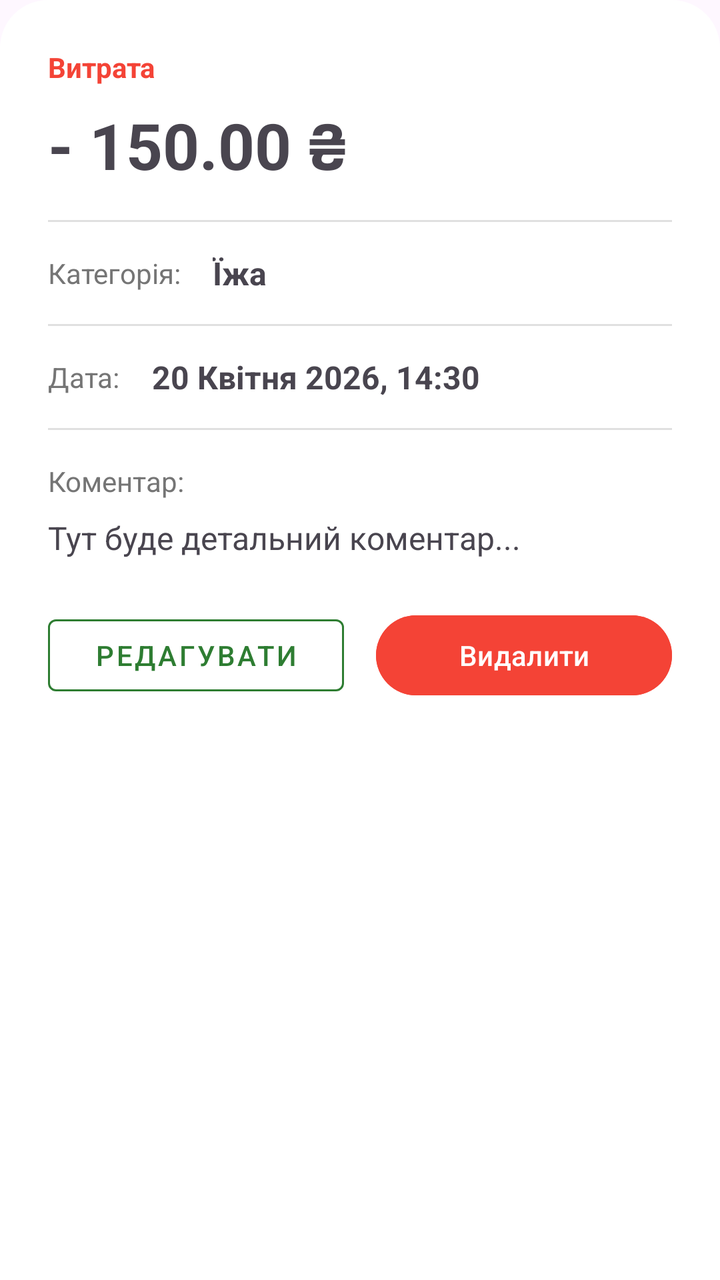
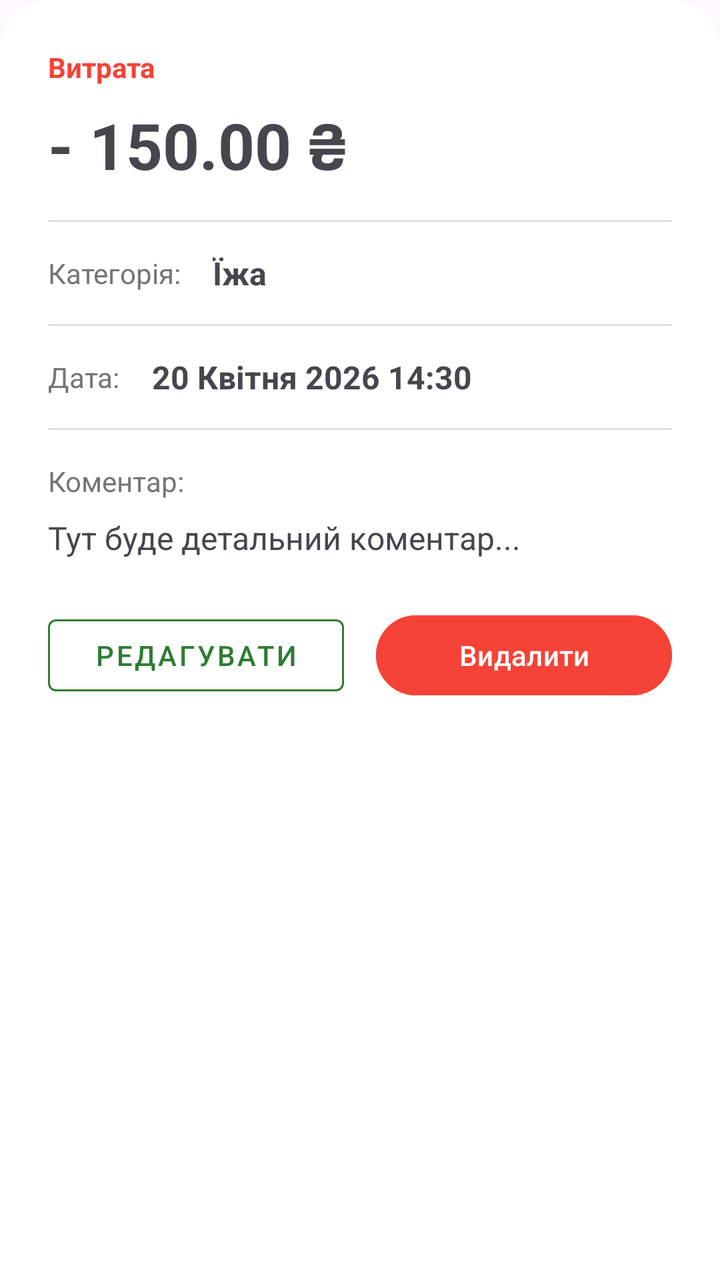

Before-and-after screenshots of an Android layout around one commit, followed by the original layout XML and the change that was made.
<!-- AndroidManifest.xml: application theme Theme.MyFinance -->
<!-- res/layout/bottom_sheet_transaction.xml -->
<?xml version="1.0" encoding="utf-8"?>
<androidx.constraintlayout.widget.ConstraintLayout xmlns:android="http://schemas.android.com/apk/res/android"
    xmlns:app="http://schemas.android.com/apk/res-auto"
    android:layout_width="match_parent"
    android:layout_height="wrap_content"
    android:background="@drawable/rounded_bottom_sheet"
    android:padding="24dp">

    <TextView
        android:id="@+id/bsType"
        android:layout_width="wrap_content"
        android:layout_height="wrap_content"
        android:text="Витрата"
        android:textColor="#F44336"
        android:textSize="14sp"
        android:textStyle="bold"
        app:layout_constraintStart_toStartOf="parent"
        app:layout_constraintTop_toTopOf="parent" />

    <TextView
        android:id="@+id/bsAmount"
        android:layout_width="wrap_content"
        android:layout_height="wrap_content"
        android:layout_marginTop="8dp"
        android:text="- 150.00 ₴"
        android:textSize="32sp"
        android:textStyle="bold"
        app:layout_constraintStart_toStartOf="parent"
        app:layout_constraintTop_toBottomOf="@id/bsType" />

    <View
        android:id="@+id/divider1"
        android:layout_width="match_parent"
        android:layout_height="1dp"
        android:layout_marginTop="16dp"
        android:background="#E0E0E0"
        app:layout_constraintTop_toBottomOf="@id/bsAmount" />

    <TextView
        android:id="@+id/bsCategoryLabel"
        android:layout_width="wrap_content"
        android:layout_height="wrap_content"
        android:layout_marginTop="16dp"
        android:text="Категорія:"
        android:textColor="#757575"
        android:textSize="14sp"
        app:layout_constraintStart_toStartOf="parent"
        app:layout_constraintTop_toBottomOf="@id/divider1" />

    <TextView
        android:id="@+id/bsCategoryValue"
        android:layout_width="0dp"
        android:layout_height="wrap_content"
        android:layout_marginStart="16dp"
        android:text="Їжа"
        android:textSize="16sp"
        android:textStyle="bold"
        app:layout_constraintBottom_toBottomOf="@id/bsCategoryLabel"
        app:layout_constraintEnd_toEndOf="parent"
        app:layout_constraintStart_toEndOf="@id/bsCategoryLabel"
        app:layout_constraintTop_toTopOf="@id/bsCategoryLabel" />

    <View
        android:id="@+id/divider2"
        android:layout_width="match_parent"
        android:layout_height="1dp"
        android:layout_marginTop="16dp"
        android:background="#E0E0E0"
        app:layout_constraintTop_toBottomOf="@id/bsCategoryLabel" />

    <TextView
        android:id="@+id/bsDateLabel"
        android:layout_width="wrap_content"
        android:layout_height="wrap_content"
        android:layout_marginTop="16dp"
        android:text="Дата:"
        android:textColor="#757575"
        android:textSize="14sp"
        app:layout_constraintStart_toStartOf="parent"
        app:layout_constraintTop_toBottomOf="@id/divider2" />

    <TextView
        android:id="@+id/bsDateValue"
        android:layout_width="0dp"
        android:layout_height="wrap_content"
        android:layout_marginStart="16dp"
        android:text="20 Квітня 2026, 14:30"
        android:textSize="16sp"
        android:textStyle="bold"
        app:layout_constraintBottom_toBottomOf="@id/bsDateLabel"
        app:layout_constraintEnd_toEndOf="parent"
        app:layout_constraintStart_toEndOf="@id/bsDateLabel"
        app:layout_constraintTop_toTopOf="@id/bsDateLabel" />

    <View
        android:id="@+id/divider3"
        android:layout_width="match_parent"
        android:layout_height="1dp"
        android:layout_marginTop="16dp"
        android:background="#E0E0E0"
        app:layout_constraintTop_toBottomOf="@id/bsDateLabel" />

    <TextView
        android:id="@+id/bsCommentLabel"
        android:layout_width="wrap_content"
        android:layout_height="wrap_content"
        android:layout_marginTop="16dp"
        android:text="Коментар:"
        android:textColor="#757575"
        android:textSize="14sp"
        app:layout_constraintStart_toStartOf="parent"
        app:layout_constraintTop_toBottomOf="@id/divider3" />

    <TextView
        android:id="@+id/bsCommentValue"
        android:layout_width="0dp"
        android:layout_height="wrap_content"
        android:layout_marginTop="8dp"
        android:text="Тут буде детальний коментар..."
        android:textSize="16sp"
        app:layout_constraintEnd_toEndOf="parent"
        app:layout_constraintStart_toStartOf="parent"
        app:layout_constraintTop_toBottomOf="@id/bsCommentLabel" />

    
    <LinearLayout
        android:layout_width="match_parent"
        android:layout_height="wrap_content"
        android:layout_marginTop="24dp"
        android:orientation="horizontal"
        app:layout_constraintTop_toBottomOf="@id/bsCommentValue">

        <Button
            android:id="@+id/btnEdit"
            style="@style/Widget.MaterialComponents.Button.OutlinedButton"
            android:layout_width="0dp"
            android:layout_height="wrap_content"
            android:layout_weight="1"
            android:layout_marginEnd="8dp"
            android:text="Редагувати"
            app:strokeColor="@color/primary_green"
            android:textColor="@color/primary_green" />

        <Button
            android:id="@+id/btnDelete"
            android:layout_width="0dp"
            android:layout_height="wrap_content"
            android:layout_weight="1"
            android:layout_marginStart="8dp"
            android:backgroundTint="#F44336"
            android:text="Видалити"
            android:textColor="#FFFFFF" />
    </LinearLayout>

</androidx.constraintlayout.widget.ConstraintLayout>
<!-- resources referenced by this layout -->
<resources>
  <color name="primary_green">#2E7D32</color>
  <!-- drawable rounded_bottom_sheet (drawable) -->
  <?xml version="1.0" encoding="utf-8"?>
  <shape xmlns:android="http://schemas.android.com/apk/res/android"
      android:shape="rectangle">
      <solid android:color="#FFFFFF" />
      <corners
          android:topLeftRadius="24dp"
          android:topRightRadius="24dp" />
  </shape>
  <style name="Theme.MyFinance" parent="Base.Theme.MyFinance" />
  <style name="Base.Theme.MyFinance" parent="Theme.Material3.DayNight.NoActionBar">
          <item name="colorPrimary">@color/primary_green</item>
          <item name="colorSecondary">@color/primary_green_light</item>
      </style>
  <color name="primary_green_light">#4CAF50</color>
</resources>

<!-- the commit's change to res/layout/bottom_sheet_transaction.xml (unified diff, before → after) -->
@@ -84,7 +84,7 @@
         android:layout_width="0dp"
         android:layout_height="wrap_content"
         android:layout_marginStart="16dp"
-        android:text="20 Квітня 2026, 14:30"
+        android:text="20 Квітня 2026 14:30"
         android:textSize="16sp"
         android:textStyle="bold"
         app:layout_constraintBottom_toBottomOf="@id/bsDateLabel"
@@ -122,7 +122,6 @@
         app:layout_constraintStart_toStartOf="parent"
         app:layout_constraintTop_toBottomOf="@id/bsCommentLabel" />
 
-    
     <LinearLayout
         android:layout_width="match_parent"
         android:layout_height="wrap_content"
@@ -135,18 +134,18 @@
             style="@style/Widget.MaterialComponents.Button.OutlinedButton"
             android:layout_width="0dp"
             android:layout_height="wrap_content"
+            android:layout_marginEnd="8dp"
             android:layout_weight="1"
-            android:layout_marginEnd="8dp"
             android:text="Редагувати"
-            app:strokeColor="@color/primary_green"
-            android:textColor="@color/primary_green" />
+            android:textColor="@color/primary_green"
+            app:strokeColor="@color/primary_green" />
 
         <Button
             android:id="@+id/btnDelete"
             android:layout_width="0dp"
             android:layout_height="wrap_content"
+            android:layout_marginStart="8dp"
             android:layout_weight="1"
-            android:layout_marginStart="8dp"
             android:backgroundTint="#F44336"
             android:text="Видалити"
             android:textColor="#FFFFFF" />
